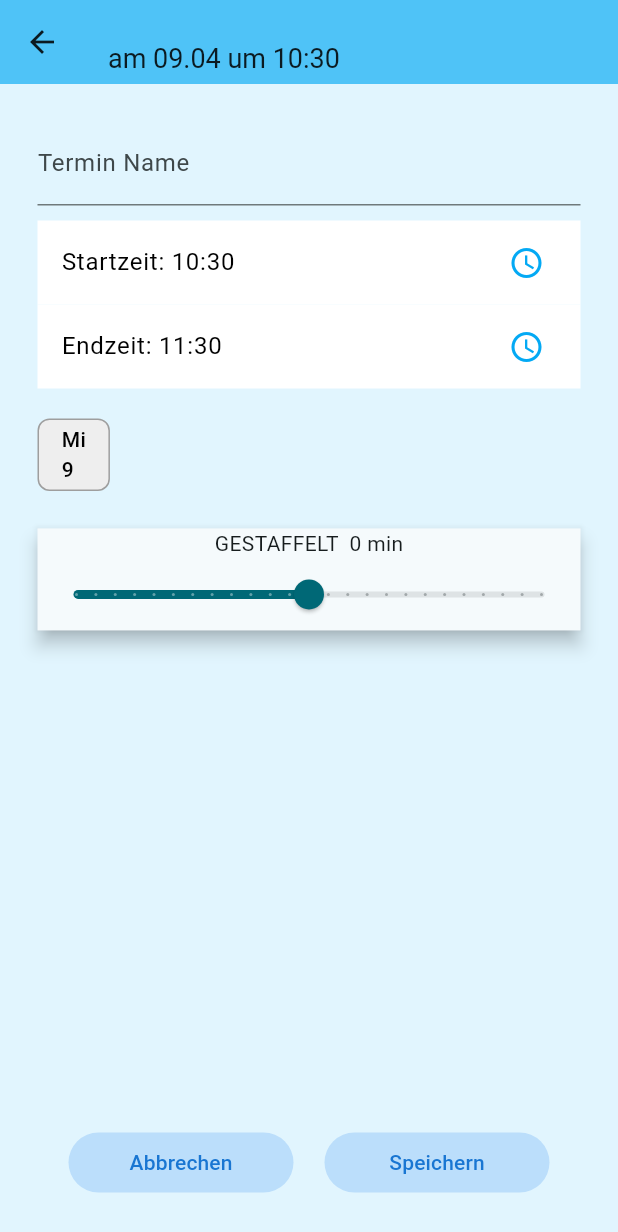
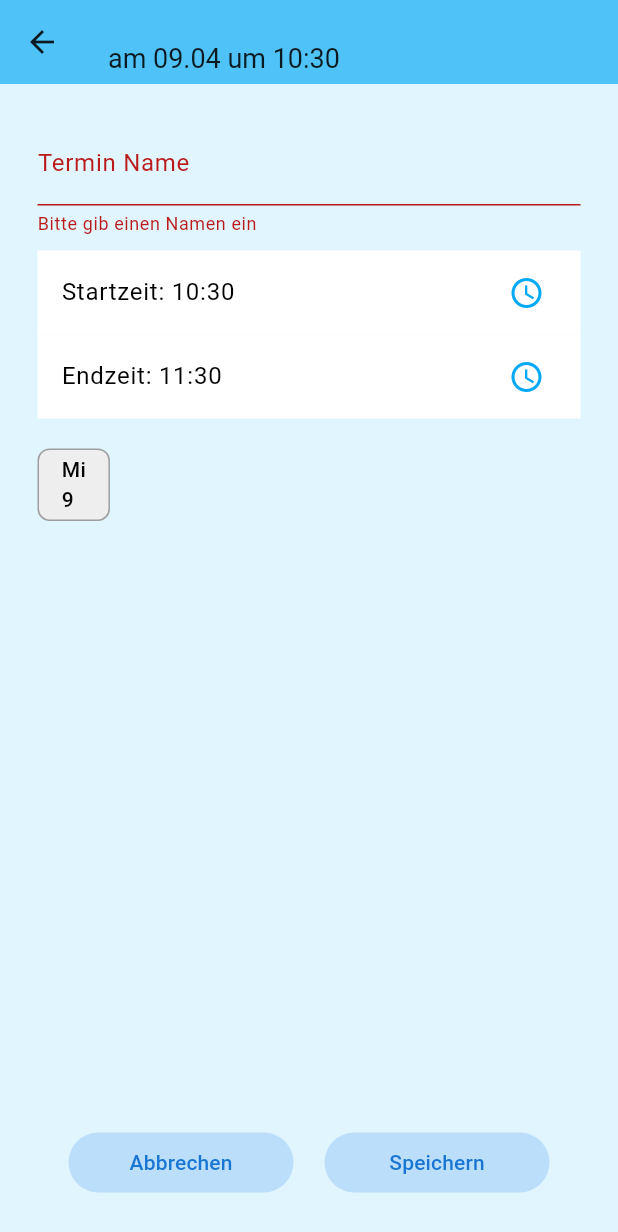
Before and after one commit to Ferdi-FM/menta_track_creator, a Flutter app: the TerminCreatePage screen opened directly with empty values, after a tap on "Speichern", on a phone screen of 412 x 824 dp. Shown: the top 1232 px of the screen. Run offline on Flutter 3.47's test engine with Material 3 defaults, Android fonts, the phone set to English and light mode, and no system bars; our stand-ins replace qr_flutter, shared_preferences, sqflite; missing offline and left inert: time_planner; accounts and stored records are empty; Roboto replaces fonts that are missing (Comfortaa).

Commit message:
Changelog: - Changed cascading Task Times for individual sliders per Task - some small quality of life changes like sorted list, overflows, errormessages, etc.

```diff
--- a/lib/database_helper.dart
+++ b/lib/database_helper.dart
@@ -65,7 +65,8 @@ class DatabaseHelper {
   Future<List<Termin>> getWeekPlan(String name, DateTime startDate, DateTime endDate) async {
     final db = await database;
     String startDateString = startDate.toIso8601String();
-    String endDateString = endDate.toIso8601String();
+    DateTime endDateTime = DateTime(endDate.year,endDate.month,endDate.day,23,59,59);
+    String endDateString = endDateTime.toIso8601String();
     List<Map<String, dynamic>> maps = await db.query(
       "createdTermine",
       where: "personName = ? AND (datetime(timeBegin) BETWEEN datetime(?) AND datetime(?))",
--- a/lib/person_page.dart
+++ b/lib/person_page.dart
@@ -43,7 +43,7 @@ class PersonDetailPageState extends State<PersonDetailPage> {
     DateTimeRange? picked = await showDateRangePicker(
       context: context,
       locale: const Locale("de", "DE"),
-      initialDateRange: DateTimeRange(start: ranges.last.end.add(Duration(days: 1)), end: ranges.last.end.add(Duration(days: 7))),
+      initialDateRange: ranges.isNotEmpty ? DateTimeRange(start: ranges.last.end.add(Duration(days: 1)), end: ranges.last.end.add(Duration(days: 7))) : DateTimeRange(start: DateTime.now(), end: DateTime.now().add(Duration(days: 6))),
       firstDate: DateTime(2025),
       lastDate: DateTime(2101),
     );
--- a/lib/termin_create_page.dart
+++ b/lib/termin_create_page.dart
@@ -40,6 +40,7 @@ class TerminCreateState extends State<TerminCreatePage> {
     'Mo', 'Di', 'Mi', 'Do', 'Fr', 'Sa', 'So',
     'Mo', 'Di', 'Mi', 'Do', 'Fr', 'Sa', 'So',
   ];
+  Map<int, int> sliderValues = {};
 
   double sliderValue = 0;
 
@@ -99,10 +100,12 @@ class TerminCreateState extends State<TerminCreatePage> {
       );
     }
 
+    bool error = false;
 
   @override
   Widget build(BuildContext context) {
    return Scaffold(
+     resizeToAvoidBottomInset: false,
      appBar: AppBar(
        title: FittedBox(
          fit: BoxFit.fitWidth,
@@ -123,19 +126,33 @@ class TerminCreateState extends State<TerminCreatePage> {
      ),
      body: Padding(
        padding: EdgeInsets.all(25),
-       child: Column(
+       child: Stack(
+         children: [
+           Column(
              mainAxisSize: MainAxisSize.min,
              children: [
                TextField(
                  controller: nameController,
-             decoration: InputDecoration(labelText: "Termin Name"),
+                 decoration: InputDecoration(
+                     labelText: "Termin Name",
+                     errorText: !error ? null : "Bitte gib einen Namen ein",
+                     focusedBorder: !error ? OutlineInputBorder(
+                       borderSide: BorderSide(
+                         color: !error ? Colors.blue : Colors.red,
+                       ),
+                     ) : null,
+                 ),
+                 onChanged: (ev){
+                   setState(() {
+                     error = false;
+                   });
+                 },
                ),
                SizedBox(height: 10),
                if(widget.terminToUpdate)ListTile(
                  title: Text("Datum: ${DateFormat('dd.MM.yyyy').format(selectedDate)}"),
                  trailing: Icon(Icons.calendar_today),
                  onTap: () async {
-
                    DateTime? picked = await pickDate(selectedDate);
                    if (picked != null) {
                      setState(() => selectedDate = picked);
@@ -183,8 +200,14 @@ class TerminCreateState extends State<TerminCreatePage> {
                          setState(() {
                            if (isSelected) {
                              selectedWeekdays.remove(index);
+                             sliderValues.remove(index);
+
+                             selectedWeekdays.sort();
                            } else {
                              selectedWeekdays.add(index);
+                             sliderValues[index] = 0;
+                             selectedWeekdays.sort();
+
                            }
                          });
                        },
@@ -207,32 +230,67 @@ class TerminCreateState extends State<TerminCreatePage> {
                    },
                  ),
                  SizedBox(height: 25,),
-             Material(
+                 if(selectedWeekdays.isNotEmpty)Material(
+                   color: Theme.of(context).listTileTheme.tileColor,
+                   borderRadius: BorderRadius.circular(15),
                    elevation: 5,
+                   child: Padding(
+                     padding: const EdgeInsets.all(10),
                      child: Column(
+                       mainAxisSize: MainAxisSize.min, // Verhindert unendliches Wachsen
                        children: [
-                   Text("GESTAFFELT  ${sliderValue.toInt()} min"),
-                   Slider(
-                     value: sliderValue,
-                     onChanged: (ev){
+                         Row(
+                           mainAxisAlignment: MainAxisAlignment.spaceBetween,
+                           children: [
+                             SizedBox(width: 10),
+                             Text("GESTAFFELT"),
+                             Tooltip(
+                               message:
+                               "Fügt jedem Termin die ausgewählte Dauer gestaffelt hinzu\nAlso z.B. bei 15min und drei ausgewählten Tagen: \n - 1. Tag = +0  min;\n - 2. Tag = +15 min;\n - 3. Tag = +30 min;\n etc.",
+                               showDuration: Duration(seconds: 5),
+                               child: Icon(Icons.help_outline_sharp),
+                             ),
+                           ],
+                         ),
+                         const SizedBox(height: 10),
+                         SizedBox(
+                           height: MediaQuery.of(context).size.height * 0.4, // Begrenzte Höhe für ListView
+                           child: ListView.builder(
+                             itemCount: selectedWeekdays.length,
+                             itemBuilder: (context, index) {
+                               final weekdayIndex = selectedWeekdays[index];
+                               return ListTile(
+                                 shape: RoundedRectangleBorder(),
+                                 leading: Text(weekdays[weekdayIndex]),
+                                 title: Slider(
+                                   value: sliderValues[weekdayIndex]!.toDouble(),
+                                   onChanged: (ev) {
                                      setState(() {
-                         sliderValue = ev;
+                                       sliderValues[weekdayIndex] = ev.toInt();
                                      });
-                       //print(ev.toInt());
                                    },
                                    divisions: 24,
                                    max: 60,
                                    min: -60,
-                     label: "${sliderValue.toInt().toString()} min",
+                                   label: "${sliderValues[weekdayIndex]} min",
+                                 ),
+                                 trailing: Text("${sliderValues[weekdayIndex]} min"),
+                               );
+                             },
+                           ),
                          ),
                        ],
                      ),
+                   ),
                  )
                },
-
                SizedBox(height: 20,),
 
-           Expanded(
+
+             ],
+           ),
+           Align(
+               alignment: Alignment.bottomCenter,
                child: Column(
                  spacing: 20,
                  mainAxisAlignment: MainAxisAlignment.end,
@@ -266,14 +324,31 @@ class TerminCreateState extends State<TerminCreatePage> {
                                );
                                Navigator.of(context).pop(t);
                              } else {
+                               if(selectedWeekdays.isEmpty) {
+                                 if(mounted){
+                                   ScaffoldMessenger.of(context).showSnackBar(
+                                     SnackBar(
+                                       content: Text("Keinen Tag ausgewählt!"),
+                                       duration: Duration(seconds: 3),
+                                       behavior: SnackBarBehavior.floating,
+                                       margin: EdgeInsets.only(bottom: 150, left: 10,right: 10),
+                                       shape: RoundedRectangleBorder(
+                                           borderRadius: BorderRadius.circular(10)
+                                       ),
+                                       showCloseIcon: true,
+                                     ),
+                                   );
+                                 }
+                                  return;
+                                }
                                for(int i = 0; i < selectedWeekdays.length; i++){
                                  int day = selectedWeekdays[i];
                                  DateTime iterativeStartTime = DateTime(widget.startDate.year, widget.startDate.month, widget.startDate.day, startTime.hour, startTime.minute);
                                  DateTime iterativeEndTime = DateTime(widget.startDate.year, widget.startDate.month, widget.startDate.day, endTime.hour, endTime.minute);
                                  iterativeEndTime = iterativeEndTime.add(Duration(days: day));
-                                iterativeEndTime = iterativeEndTime.add(Duration(minutes: sliderValue.toInt()*i));
+                                 iterativeEndTime = iterativeEndTime.add(Duration(minutes: sliderValues[selectedWeekdays[i]]!));
                                  iterativeStartTime = iterativeStartTime.add(Duration(days: day));
-                                iterativeStartTime = iterativeStartTime.add(Duration(minutes: sliderValue.toInt()*i));
+                                 iterativeStartTime = iterativeStartTime.add(Duration(minutes: sliderValues[selectedWeekdays[i]]!));
                                  Termin t = Termin(name: nameController.text, startTime: iterativeStartTime, endTime: iterativeEndTime);
                                  DatabaseHelper().insertTermin(t, widget.userName);
                                }
@@ -281,6 +356,10 @@ class TerminCreateState extends State<TerminCreatePage> {
                                    true
                                );
                              }
+                           } else {
+                              setState(() {
+                                error = true;
+                              });
                            }
                          },
                          child: Text("Speichern",style: TextStyle(color: Theme.of(context).primaryColorDark),),
@@ -306,7 +385,6 @@ class TerminCreateState extends State<TerminCreatePage> {
                  ],
                )
            )
-
          ],
        ),
      ),
```
Lines whose indentation alone changed are shown as unchanged.
